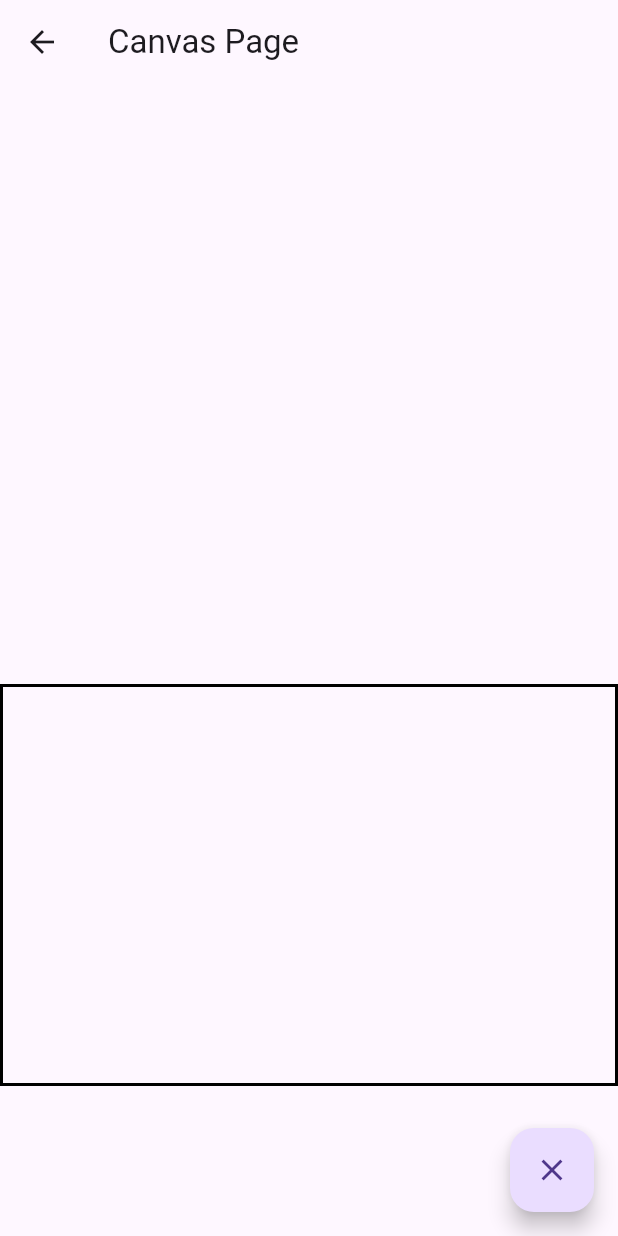
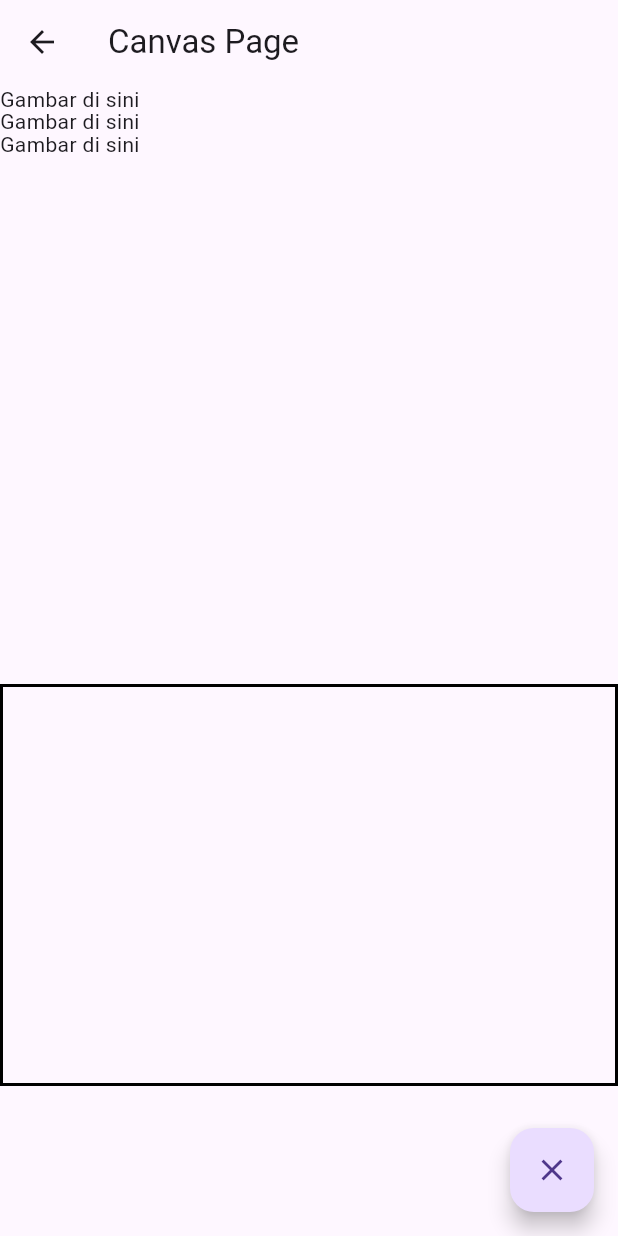
Before and after one commit to RafiDevari/DyslexiAI, a Flutter app: the CanvasPage screen opened directly, on a phone screen of 412 x 824 dp. Run offline on Flutter 3.47's test engine with Material 3 defaults, Android fonts, the phone set to English and light mode, and no system bars; our stand-ins replace permission_handler, speech_to_text.

Commit message:
GPT go 5.2

```diff
--- a/lib/canvas.dart
+++ b/lib/canvas.dart
@@ -19,6 +19,13 @@ class _CanvasState extends State<CanvasPage> {
         builder: (context, constraints) {
           return Stack(
             children: [
+
+
+              Positioned(child: Text('Gambar di sini'), top: 0, left: 0),
+              Positioned(child: Text('Gambar di sini'), top: 15, left: 0),
+              Positioned(child: Text('Gambar di sini'), top: 30, left: 0),
+
+
               Positioned(
                 top: 400, // Match the y constraint starting point
                 left: 0,
```
